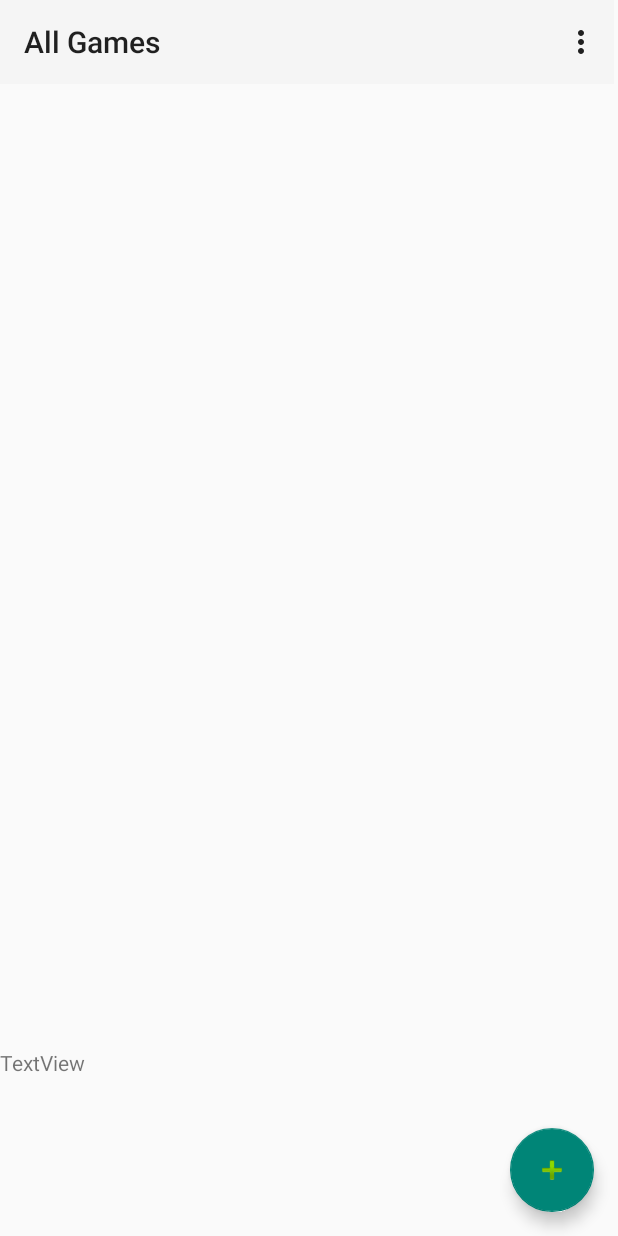
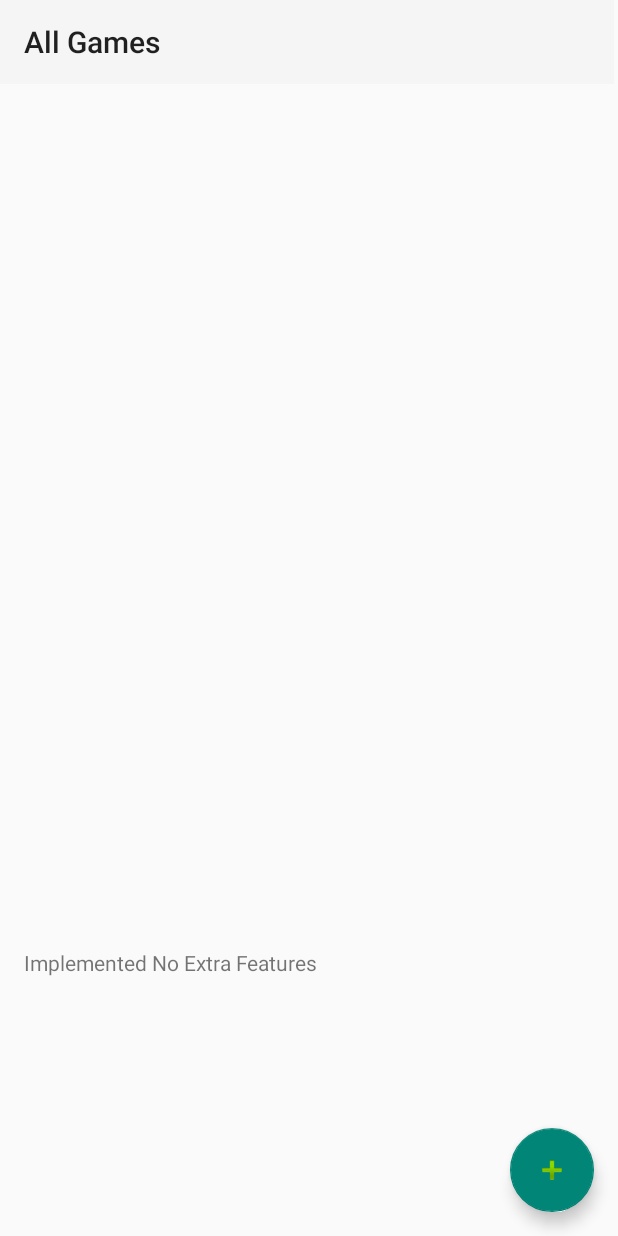
Before and after one commit to harjap60/CustomGameScoreCalculator, an Android app: the screen it shows after launch (MainActivity), on a phone screen of 412 x 824 dp. Run offline under Robolectric (Android 15) with nearby library versions, the phone set to English and light mode, and no system bars.

Commit message:
Added comments and cleaned code. Not implementing extra features as I'm already late.

```diff
--- a/app/src/main/java/ca/cmpt276/androidgamescoreapp/MainActivity.java
+++ b/app/src/main/java/ca/cmpt276/androidgamescoreapp/MainActivity.java
@@ -29,7 +29,7 @@ public class MainActivity extends AppCompatActivity {
         mainManager = GameManager.getInstance();
         adapter = new ArrayAdapter<Game>(this, R.layout.game_items,R.id.item_textView ,mainManager.getGames());
 
-        //Configure the list
+        //Configuring the list
         list = (ListView) findViewById(R.id.gamesListView);
         list.setAdapter(adapter);
         list.setOnItemClickListener(new AdapterView.OnItemClickListener() {
@@ -40,7 +40,7 @@ public class MainActivity extends AppCompatActivity {
             }
         });
 
-        // New Game button(bottom right corner)
+        // New Game button implementation
         FloatingActionButton newBtn = (FloatingActionButton) findViewById(R.id.floatingActionButton2);
         newBtn.setOnClickListener(new View.OnClickListener() {
             @Override
@@ -51,6 +51,9 @@ public class MainActivity extends AppCompatActivity {
         });
     }
 
+    /* +
+    Refreshes the list and notifies the adapter of changes when returning from an activity
+     */
     @Override
     public void onResume(){
         super.onResume();
--- a/app/src/main/res/layout/activity_main.xml
+++ b/app/src/main/res/layout/activity_main.xml
@@ -16,7 +16,8 @@
         app:layout_constraintBottom_toBottomOf="parent"
         app:layout_constraintEnd_toEndOf="parent"
         app:srcCompat="@android:drawable/ic_input_add"
-        tools:ignore="SpeakableTextPresentCheck" />
+        tools:ignore="SpeakableTextPresentCheck"
+        android:contentDescription="@string/todo" />
 
     <androidx.appcompat.widget.Toolbar
         android:id="@+id/toolbar"
@@ -43,9 +44,11 @@
         android:id="@+id/textView3"
         android:layout_width="wrap_content"
         android:layout_height="wrap_content"
-        android:text="TextView"
+        android:layout_marginStart="16dp"
+        android:text="@string/implemented_no_extra_features"
         app:layout_constraintBottom_toBottomOf="parent"
         app:layout_constraintStart_toStartOf="parent"
-        app:layout_constraintTop_toBottomOf="@+id/gamesListView" />
+        app:layout_constraintTop_toBottomOf="@+id/gamesListView"
+        app:layout_constraintVertical_bias="0.187" />
 
 </androidx.constraintlayout.widget.ConstraintLayout>
--- a/app/src/main/res/menu/menu_main_activity.xml
+++ b/app/src/main/res/menu/menu_main_activity.xml
@@ -2,8 +2,4 @@
     xmlns:app="http://schemas.android.com/apk/res-auto">
 
     <!-- Settings, should always be in the overflow -->
-    <item android:id="@+id/action_settings"
-        android:title="All Games"
-        app:showAsAction="never"/>
-
 </menu>
--- a/app/src/main/res/values/strings.xml
+++ b/app/src/main/res/values/strings.xml
@@ -13,4 +13,9 @@
     <string name="scores">Scores</string>
     <string name="of_wagers"># of Wagers</string>
     <string name="sum_points">Sum Points</string>
+    <string name="implemented_no_extra_features">Implemented No Extra Features</string>
+    <string name="todo">TODO</string>
+    <string name="player_1">Player 1</string>
+    <string name="player2">Player2</string>
+    <string name="of_cards"># of Cards</string>
 </resources>
```
Also changed, not shown: app/src/main/java/ca/cmpt276/androidgamescoreapp/CreateGame.java (+57 -45 lines), app/src/main/res/layout/activity_create_game.xml (+6 -6 lines).
